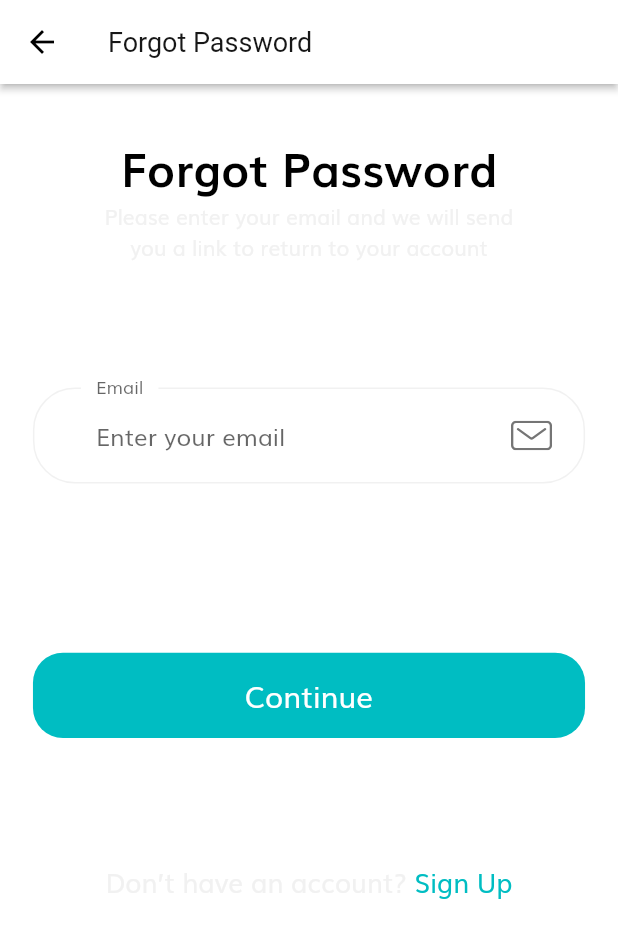
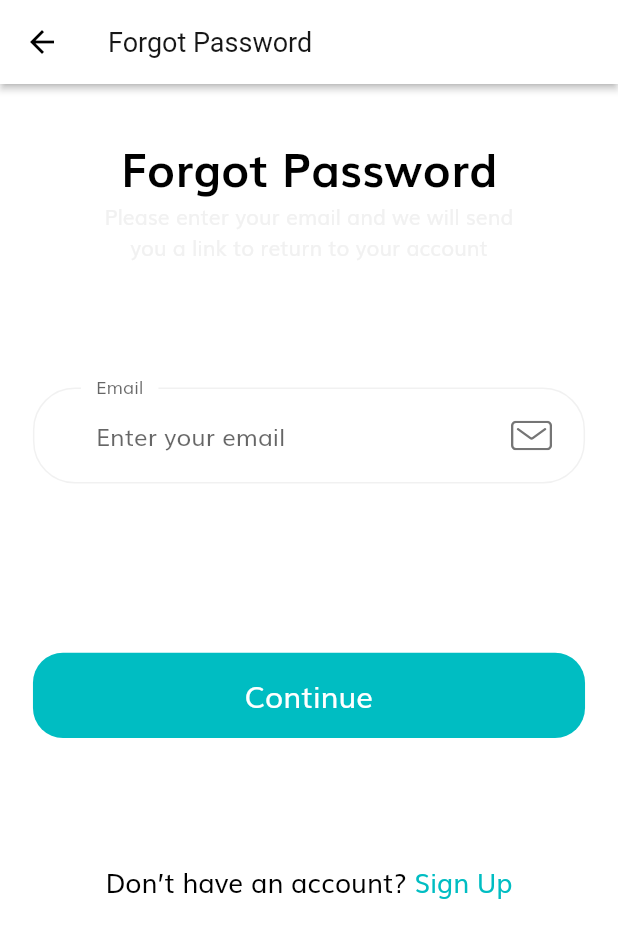
Before and after one commit to Ekeks/BusSystem, a Flutter app: the ForgotPasswordScreen screen opened by its route, on a phone screen of 412 x 824 dp. Shown: the top 938 px of the screen. Run offline on Flutter 3.47's test engine with Material 2 defaults, Android fonts, the phone set to English and light mode, and no system bars; our stand-ins replace flutter_svg.

Commit message:
changed text colour to black

```diff
--- a/lib/components/no_account_text.dart
+++ b/lib/components/no_account_text.dart
@@ -16,7 +16,8 @@ class NoAccountText extends StatelessWidget {
       children: [
         Text(
           "Don’t have an account? ",
-          style: TextStyle(fontSize: getProportionateScreenWidth(16)),
+          style: TextStyle(fontSize: getProportionateScreenWidth(16),
+          color: Colors.black),
         ),
         GestureDetector(
           onTap: () => Navigator.pushNamed(context, SignUpScreen.routeName),
```
